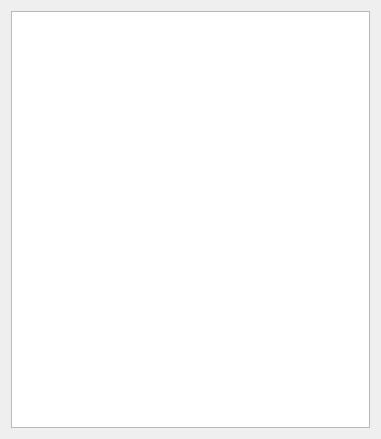
sanami/qt-music-player, file qt/playlist_page.ui: the form before one commit.
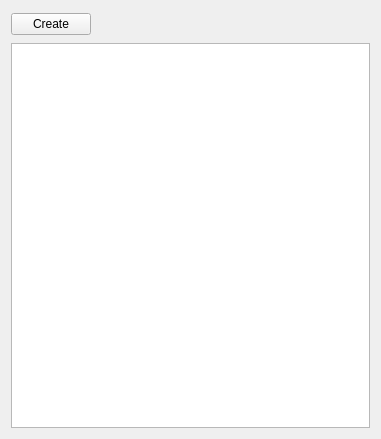
The form after the commit.

```diff
--- a/qt/playlist_page.ui
+++ b/qt/playlist_page.ui
@@ -15,6 +15,26 @@
   </property>
   <layout class="QGridLayout" name="gridLayout">
    <item row="0" column="0">
+    <widget class="QPushButton" name="create">
+     <property name="text">
+      <string>Create</string>
+     </property>
+    </widget>
+   </item>
+   <item row="0" column="1">
+    <spacer name="horizontalSpacer">
+     <property name="orientation">
+      <enum>Qt::Horizontal</enum>
+     </property>
+     <property name="sizeHint" stdset="0">
+      <size>
+       <width>269</width>
+       <height>26</height>
+      </size>
+     </property>
+    </spacer>
+   </item>
+   <item row="1" column="0" colspan="2">
     <widget class="QListWidget" name="playlist">
      <property name="contextMenuPolicy">
       <enum>Qt::ActionsContextMenu</enum>
```
Left out of the diff: 5 changed lines with no effect on the pictures.
